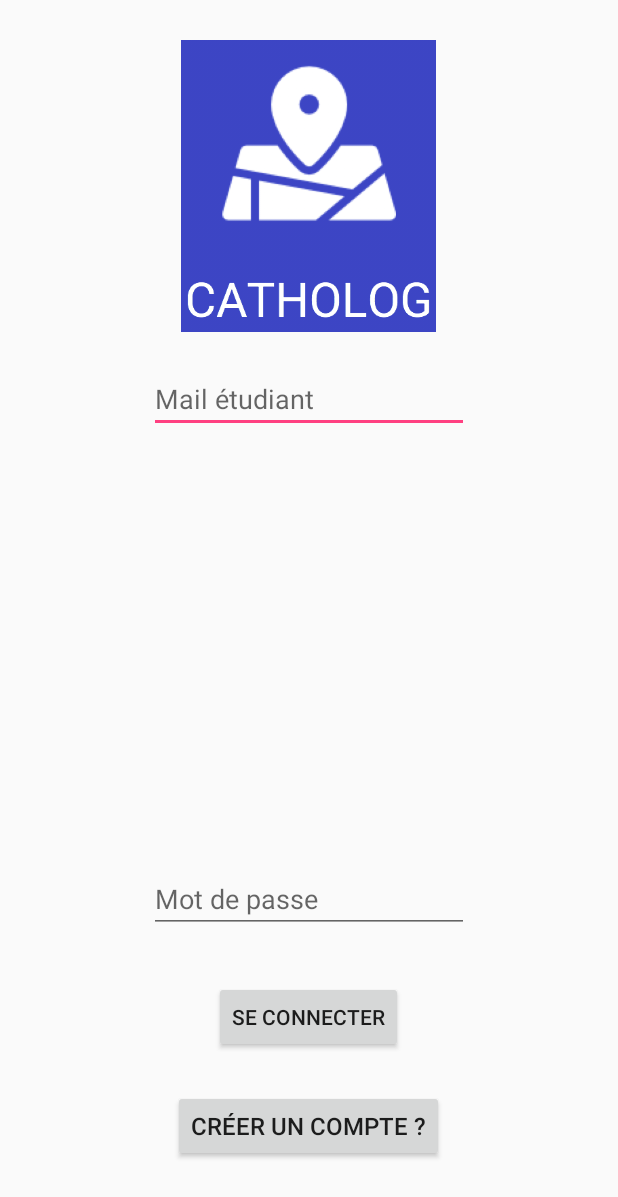
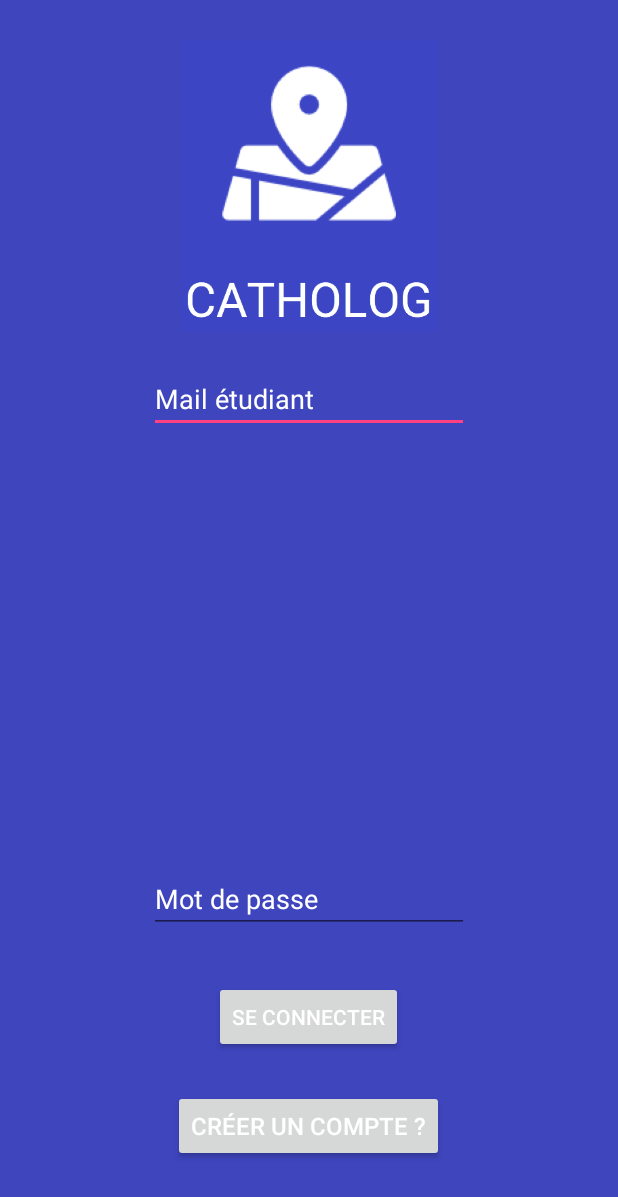
Before and after one commit to matlamy/appli_event, an Android app: the screen it shows after launch (ConnexionActivity), on a phone screen of 412 x 824 dp. Shown: the top 1197 px of the screen. Run offline under Robolectric (Android 15) with nearby library versions, the phone set to English and light mode, and no system bars; our stand-ins replace Firebase (no records; nobody signed in at launch, a user with empty details on screens opened directly).

Commit message:
connexion

```diff
--- a/PROJET/app/src/main/res/layout/activity_connexion.xml
+++ b/PROJET/app/src/main/res/layout/activity_connexion.xml
@@ -3,8 +3,10 @@
     xmlns:app="http://schemas.android.com/apk/res-auto"
     xmlns:tools="http://schemas.android.com/tools"
     android:layout_width="match_parent"
+    android:background="#3E45BD"
     android:layout_height="match_parent"
     tools:context="com.lamy.mathilde.projet100h.Activity.ConnexionActivity">
+
 
     <ImageView
         android:layout_width="170dp"
@@ -25,6 +27,8 @@
         android:ems="10"
         android:hint="Mail étudiant"
         android:inputType="textPersonName"
+        android:textColor="@android:color/white"
+        android:textColorHint="@android:color/white"
         android:visibility="visible"
         tools:layout_editor_absoluteX="85dp"
         tools:layout_editor_absoluteY="156dp" />
@@ -34,9 +38,11 @@
         android:layout_width="wrap_content"
         android:layout_height="wrap_content"
         android:layout_alignParentBottom="true"
+
         android:layout_centerHorizontal="true"
         android:layout_marginBottom="122dp"
         android:text="Se connecter"
+        android:textColor="@android:color/white"
         android:visibility="visible"
         tools:layout_editor_absoluteX="145dp"
         tools:layout_editor_absoluteY="392dp" />
@@ -48,6 +54,8 @@
         android:layout_alignParentBottom="true"
         android:layout_centerHorizontal="true"
         android:layout_marginBottom="202dp"
+        android:textColor="@android:color/white"
+        android:textColorHint="@android:color/white"
         android:ems="10"
         android:hint="Mot de passe"
         android:inputType="textPassword" />
@@ -59,6 +67,7 @@
         android:layout_alignParentBottom="true"
         android:layout_centerHorizontal="true"
         android:layout_marginBottom="49dp"
+        android:textColor="@android:color/white"
         android:clickable="true"
         android:gravity="center"
         android:text="Créer un compte ?"
--- /dev/null
+++ b/PROJET/app/src/main/res/values/ids.xml
@@ -0,0 +1,4 @@
+<?xml version="1.0" encoding="utf-8"?>
+<resources>
+    <item name="titleEvent" type="id" />
+</resources>
```
